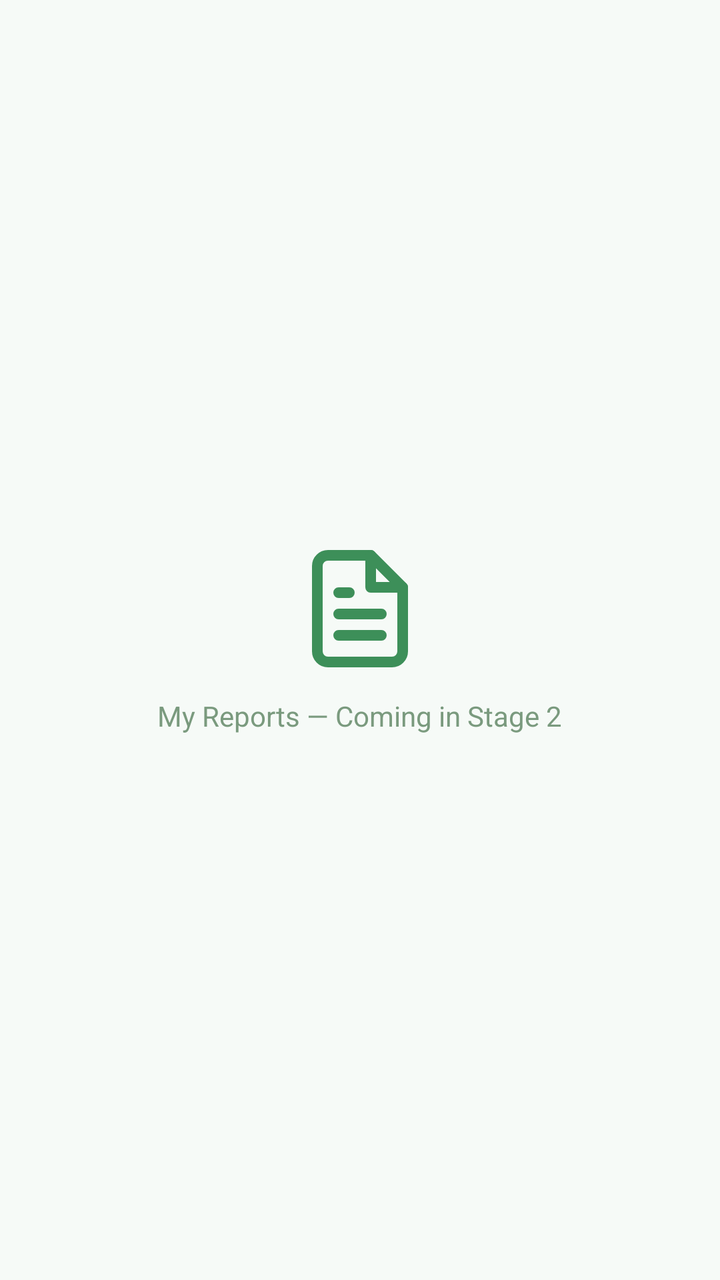
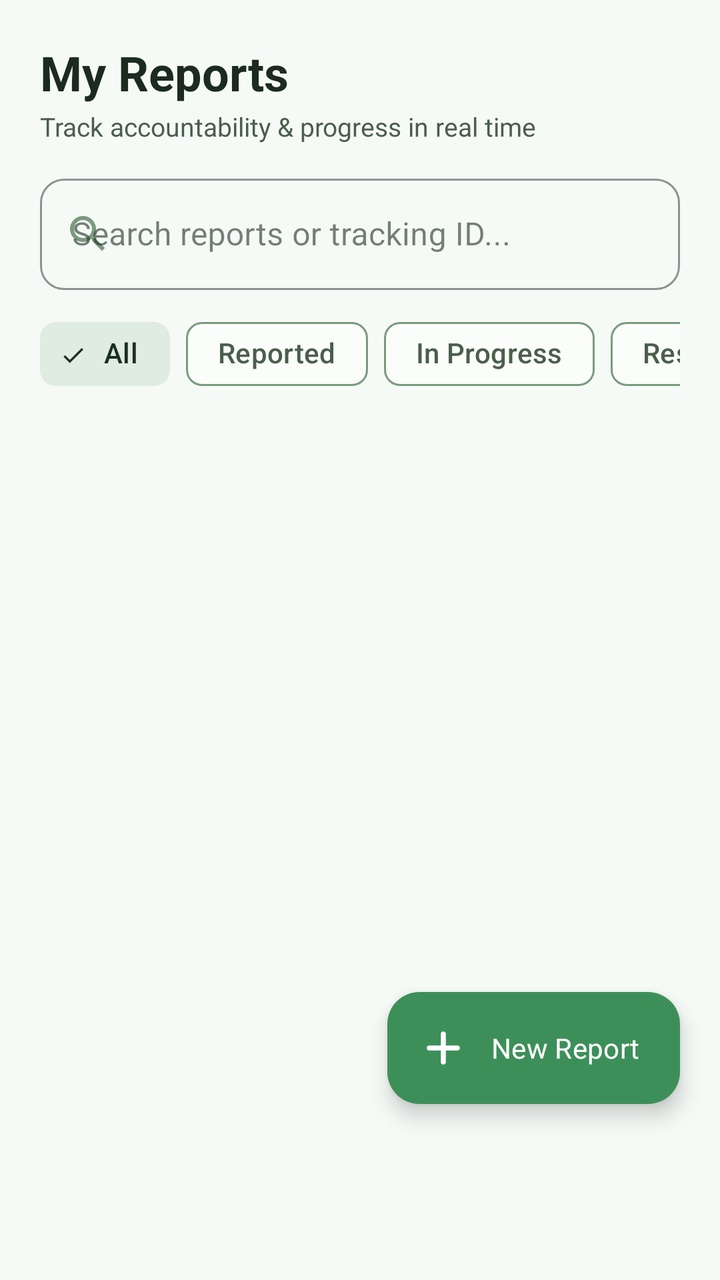

Before-and-after screenshots of an Android layout around one commit, followed by the original layout XML and the change that was made.
<!-- AndroidManifest.xml: application theme Theme.SUSTAINIQ -->
<!-- res/layout/fragment_my_reports.xml -->
<?xml version="1.0" encoding="utf-8"?>
<LinearLayout
    xmlns:android="http://schemas.android.com/apk/res/android"
    android:layout_width="match_parent"
    android:layout_height="match_parent"
    android:orientation="vertical"
    android:gravity="center"
    android:background="@color/color_background">

    <ImageView
        android:layout_width="64dp"
        android:layout_height="64dp"
        android:src="@drawable/ic_reports"
        android:contentDescription="My Reports" />

    <TextView
        android:layout_width="wrap_content"
        android:layout_height="wrap_content"
        android:text="My Reports — Coming in Stage 2"
        android:textSize="14sp"
        android:textColor="@color/text_tertiary"
        android:layout_marginTop="12dp" />

</LinearLayout>
<!-- resources referenced by this layout -->
<resources>
  <color name="color_background">#F6FAF7</color>
  <color name="text_tertiary">#7A9A7E</color>
  <!-- drawable ic_reports (drawable) -->
  <?xml version="1.0" encoding="utf-8"?>
  <vector xmlns:android="http://schemas.android.com/apk/res/android"
      android:width="24dp"
      android:height="24dp"
      android:viewportWidth="24"
      android:viewportHeight="24">
      <path
          android:fillColor="#00000000"
          android:strokeColor="#3D8F59"
          android:strokeWidth="2"
          android:strokeLineCap="round"
          android:strokeLineJoin="round"
          android:pathData="M14,2H6a2,2 0,0 0,-2 2v16a2,2 0,0 0,2 2h12a2,2 0,0 0,2 -2V8z" />
      <path
          android:fillColor="#00000000"
          android:strokeColor="#3D8F59"
          android:strokeWidth="2"
          android:strokeLineCap="round"
          android:strokeLineJoin="round"
          android:pathData="M14,2v6h6M16,13H8M16,17H8M10,9H8" />
  </vector>
  <style name="Theme.SUSTAINIQ" parent="Base.Theme.SUSTAINIQ" />
  <color name="color_primary">#3D8F59</color>
  <color name="color_on_primary">#FFFFFF</color>
  <color name="color_primary_container">#D8EFDF</color>
  <color name="color_on_primary_container">#1A422A</color>
  <color name="color_secondary">#6B9A74</color>
  <color name="color_secondary_container">#E0EBE2</color>
  <color name="color_on_secondary_container">#1A3020</color>
  <color name="color_surface">#FAFDF9</color>
  <color name="color_surface_variant">#F0F4F1</color>
  <color name="color_on_surface">#1C2B1F</color>
  <color name="color_on_surface_variant">#4A5E4D</color>
  <color name="color_outline">#7A9A7E</color>
  <color name="color_outline_variant">#C4D9C8</color>
  <color name="color_error">#BA1A1A</color>
  <color name="color_error_container">#FFDAD6</color>
  <color name="color_on_error">#FFFFFF</color>
  <style name="ShapeAppearance.SUSTAINIQ.Medium" parent="ShapeAppearance.Material3.MediumComponent">
          <item name="cornerFamily">rounded</item>
          <item name="cornerSize">16dp</item>
      </style>
  <style name="ShapeAppearance.SUSTAINIQ.Large" parent="ShapeAppearance.Material3.LargeComponent">
          <item name="cornerFamily">rounded</item>
          <item name="cornerSize">24dp</item>
      </style>
  <style name="ShapeAppearance.SUSTAINIQ.Small" parent="ShapeAppearance.Material3.SmallComponent">
          <item name="cornerFamily">rounded</item>
          <item name="cornerSize">8dp</item>
      </style>
  <color name="ripple_green">#1A3D8F59</color>
  <!-- unchanged entries left out for length: 1 -->
</resources>

<!-- the commit's change to res/layout/fragment_my_reports.xml (unified diff, before → after) -->
@@ -1,24 +1,177 @@
 <?xml version="1.0" encoding="utf-8"?>
-<LinearLayout
+<androidx.coordinatorlayout.widget.CoordinatorLayout
     xmlns:android="http://schemas.android.com/apk/res/android"
+    xmlns:app="http://schemas.android.com/apk/res-auto"
     android:layout_width="match_parent"
     android:layout_height="match_parent"
-    android:orientation="vertical"
-    android:gravity="center"
     android:background="@color/color_background">
 
-    <ImageView
-        android:layout_width="64dp"
-        android:layout_height="64dp"
-        android:src="@drawable/ic_reports"
-        android:contentDescription="My Reports" />
+    <LinearLayout
+        android:layout_width="match_parent"
+        android:layout_height="match_parent"
+        android:orientation="vertical">
 
-    <TextView
+        
+        <LinearLayout
+            android:layout_width="match_parent"
+            android:layout_height="wrap_content"
+            android:orientation="vertical"
+            android:paddingHorizontal="20dp"
+            android:paddingTop="20dp"
+            android:paddingBottom="12dp">
+
+            <TextView
+                android:layout_width="wrap_content"
+                android:layout_height="wrap_content"
+                android:text="My Reports"
+                android:textSize="24sp"
+                android:textStyle="bold"
+                android:textColor="@color/text_primary" />
+
+            <TextView
+                android:layout_width="wrap_content"
+                android:layout_height="wrap_content"
+                android:text="Track accountability &amp; progress in real time"
+                android:textSize="13sp"
+                android:textColor="@color/text_secondary"
+                android:layout_marginTop="2dp" />
+
+            
+            <com.google.android.material.textfield.TextInputLayout
+                android:id="@+id/til_search"
+                style="@style/Widget.MaterialComponents.TextInputLayout.OutlinedBox"
+                android:layout_width="match_parent"
+                android:layout_height="wrap_content"
+                android:hint="Search reports or tracking ID..."
+                app:boxCornerRadiusTopStart="12dp"
+                app:boxCornerRadiusTopEnd="12dp"
+                app:boxCornerRadiusBottomStart="12dp"
+                app:boxCornerRadiusBottomEnd="12dp"
+                app:startIconDrawable="@drawable/ic_search"
+                app:startIconTint="@color/text_tertiary"
+                app:boxStrokeColor="@color/color_outline_variant"
+                android:layout_marginTop="12dp">
+                <com.google.android.material.textfield.TextInputEditText
+                    android:id="@+id/et_search"
+                    android:layout_width="match_parent"
+                    android:layout_height="wrap_content"
+                    android:inputType="text"
+                    android:imeOptions="actionSearch" />
+            </com.google.android.material.textfield.TextInputLayout>
+
+            
+            <HorizontalScrollView
+                android:layout_width="match_parent"
+                android:layout_height="wrap_content"
+                android:scrollbars="none"
+                android:layout_marginTop="8dp">
+                <com.google.android.material.chip.ChipGroup
+                    android:id="@+id/chip_group_status"
+                    android:layout_width="wrap_content"
+                    android:layout_height="wrap_content"
+                    app:singleSelection="true">
+
+                    <com.google.android.material.chip.Chip
+                        android:id="@+id/chip_filter_all"
+                        android:layout_width="wrap_content"
+                        android:layout_height="wrap_content"
+                        android:text="All"
+                        android:checked="true"
+                        style="@style/Widget.Material3.Chip.Filter" />
+
+                    <com.google.android.material.chip.Chip
+                        android:id="@+id/chip_filter_reported"
+                        android:layout_width="wrap_content"
+                        android:layout_height="wrap_content"
+                        android:text="Reported"
+                        style="@style/Widget.Material3.Chip.Filter" />
+
+                    <com.google.android.material.chip.Chip
+                        android:id="@+id/chip_filter_progress"
+                        android:layout_width="wrap_content"
+                        android:layout_height="wrap_content"
+                        android:text="In Progress"
+                        style="@style/Widget.Material3.Chip.Filter" />
+
+                    <com.google.android.material.chip.Chip
+                        android:id="@+id/chip_filter_verified"
+                        android:layout_width="wrap_content"
+                        android:layout_height="wrap_content"
+                        android:text="Resolved / Verified"
+                        style="@style/Widget.Material3.Chip.Filter" />
+                </com.google.android.material.chip.ChipGroup>
+            </HorizontalScrollView>
+        </LinearLayout>
+
+        
+        <androidx.recyclerview.widget.RecyclerView
+            android:id="@+id/rv_reports"
+            android:layout_width="match_parent"
+            android:layout_height="match_parent"
+            android:clipToPadding="false"
+            android:paddingBottom="96dp" />
+
+        
+        <LinearLayout
+            android:id="@+id/layout_empty"
+            android:layout_width="match_parent"
+            android:layout_height="match_parent"
+            android:orientation="vertical"
+            android:gravity="center"
+            android:padding="32dp"
+            android:visibility="gone">
+
+            <ImageView
+                android:layout_width="80dp"
+                android:layout_height="80dp"
+                android:src="@drawable/ic_leaf"
+                app:tint="@color/color_primary_light"
+                android:contentDescription="Empty state" />
+
+            <TextView
+                android:layout_width="wrap_content"
+                android:layout_height="wrap_content"
+                android:text="No reports found"
+                android:textSize="18sp"
+                android:textStyle="bold"
+                android:textColor="@color/text_primary"
+                android:layout_marginTop="16dp" />
+
+            <TextView
+                android:layout_width="wrap_content"
+                android:layout_height="wrap_content"
+                android:text="Report an environmental issue in your community to begin tracking."
+                android:textSize="13sp"
+                android:textColor="@color/text_secondary"
+                android:gravity="center"
+                android:layout_marginTop="8dp" />
+
+            <com.google.android.material.button.MaterialButton
+                android:id="@+id/btn_empty_create"
+                android:layout_width="wrap_content"
+                android:layout_height="wrap_content"
+                android:text="Report an Issue"
+                android:textColor="@color/color_on_primary"
+                app:backgroundTint="@color/color_primary"
+                app:cornerRadius="12dp"
+                android:layout_marginTop="20dp" />
+        </LinearLayout>
+
+    </LinearLayout>
+
+    
+    <com.google.android.material.floatingactionbutton.ExtendedFloatingActionButton
+        android:id="@+id/fab_new_report"
         android:layout_width="wrap_content"
         android:layout_height="wrap_content"
-        android:text="My Reports — Coming in Stage 2"
-        android:textSize="14sp"
-        android:textColor="@color/text_tertiary"
-        android:layout_marginTop="12dp" />
+        android:layout_gravity="bottom|end"
+        android:layout_marginEnd="20dp"
+        android:layout_marginBottom="88dp"
+        android:text="New Report"
+        android:textColor="@color/color_on_primary"
+        app:icon="@drawable/ic_add"
+        app:iconTint="@color/color_on_primary"
+        app:backgroundTint="@color/color_primary"
+        app:elevation="6dp" />
 
-</LinearLayout>
+</androidx.coordinatorlayout.widget.CoordinatorLayout>
<!-- resource entries referenced after the edit -->
@@ -2,7 +2,22 @@
 <resources>
   <color name="color_background">#F6FAF7</color>
   <color name="text_tertiary">#7A9A7E</color>
-  <!-- drawable ic_reports (drawable) -->
+  <!-- drawable ic_add (drawable) -->
+  <?xml version="1.0" encoding="utf-8"?>
+  <vector xmlns:android="http://schemas.android.com/apk/res/android"
+      android:width="24dp"
+      android:height="24dp"
+      android:viewportWidth="24"
+      android:viewportHeight="24">
+      <path
+          android:fillColor="#00000000"
+          android:strokeColor="#FFFFFF"
+          android:strokeWidth="2.5"
+          android:strokeLineCap="round"
+          android:strokeLineJoin="round"
+          android:pathData="M12,5v14M5,12h14" />
+  </vector>
+  <!-- drawable ic_leaf (drawable) -->
   <?xml version="1.0" encoding="utf-8"?>
   <vector xmlns:android="http://schemas.android.com/apk/res/android"
       android:width="24dp"
@@ -15,17 +30,29 @@
           android:strokeWidth="2"
           android:strokeLineCap="round"
           android:strokeLineJoin="round"
-          android:pathData="M14,2H6a2,2 0,0 0,-2 2v16a2,2 0,0 0,2 2h12a2,2 0,0 0,2 -2V8z" />
+          android:pathData="M17,8C8,10 5.9,16.17 3.82,19.34 A1,1 0,0 0,4.69 21h0.66C7,21 7,21 9,18c0,0 0,3 -2,5 0,0 4,0 6,-5 0,0 5,0.11 7,-4C22,11 21,3 17,8z" />
       <path
           android:fillColor="#00000000"
           android:strokeColor="#3D8F59"
-          android:strokeWidth="2"
+          android:strokeWidth="1.5"
           android:strokeLineCap="round"
-          android:strokeLineJoin="round"
-          android:pathData="M14,2v6h6M16,13H8M16,17H8M10,9H8" />
+          android:pathData="M7,17 C9,13 13,10 17,8" />
+  </vector>
+  <!-- drawable ic_search (drawable) -->
+  <vector xmlns:android="http://schemas.android.com/apk/res/android"
+      android:width="24dp"
+      android:height="24dp"
+      android:viewportWidth="24"
+      android:viewportHeight="24">
+    <path
+        android:fillColor="@color/text_secondary"
+        android:pathData="M15.5,14h-0.79l-0.28,-0.27C15.41,12.59 16,11.11 16,9.5 16,5.91 13.09,3 9.5,3S3,5.91 3,9.5 5.91,16 9.5,16c1.61,0 3.09,-0.59 4.23,-1.57l0.27,0.28v0.79l5,4.99L20.49,19l-4.99,-5zM9.5,14C7.01,14 5,11.99 5,9.5S7.01,5 9.5,5 14,7.01 14,9.5 11.99,14 9.5,14z"/>
   </vector>
   <style name="Theme.SUSTAINIQ" parent="Base.Theme.SUSTAINIQ" />
   <color name="color_primary">#3D8F59</color>
+  <color name="color_primary_light">#A8D5B5</color>
+  <color name="text_primary">#1C2B1F</color>
+  <color name="text_secondary">#4A5E4D</color>
   <color name="color_on_primary">#FFFFFF</color>
   <color name="color_primary_container">#D8EFDF</color>
   <color name="color_on_primary_container">#1A422A</color>
